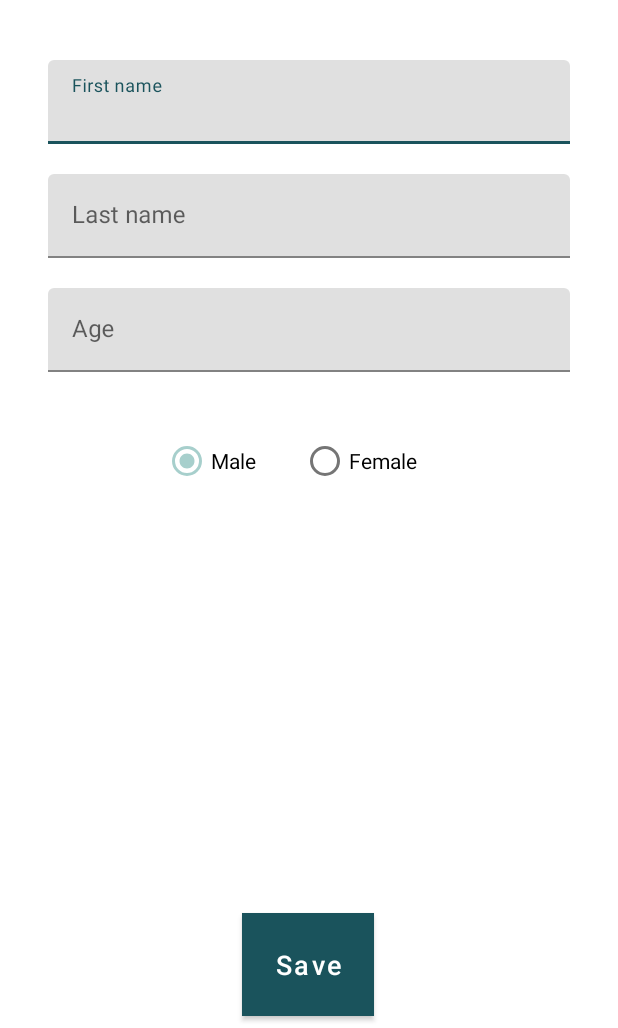
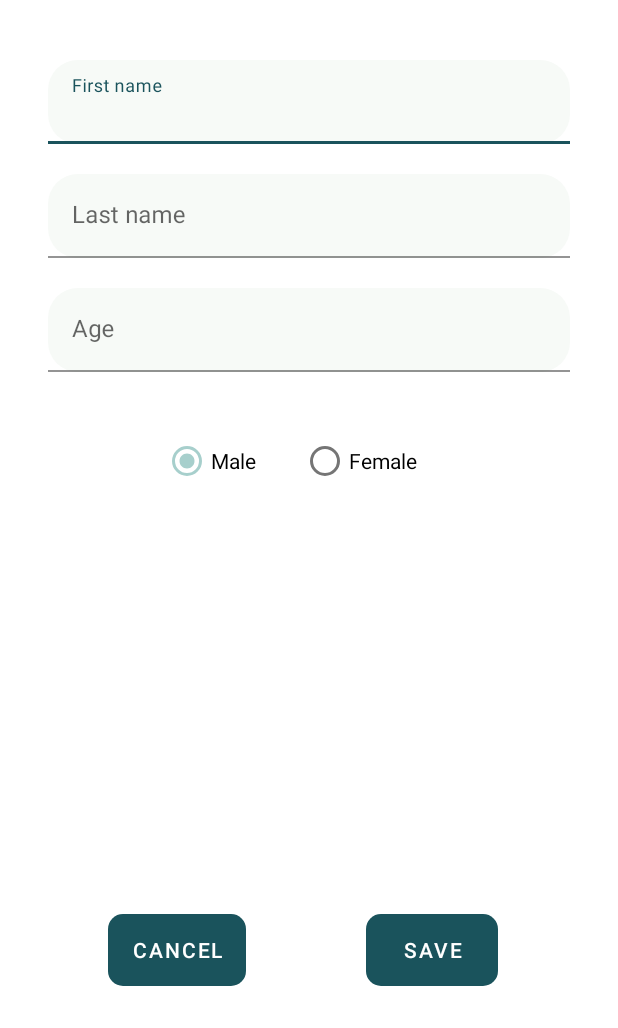
Before and after one commit to Queue2109/employeeAppAS, an Android app: the EditEmployeeActivity screen opened directly, with no data from a screen before it, on a phone screen of 412 x 824 dp, the part 208-1236 px from its top. Run offline under Robolectric (Android 15) with nearby library versions, the phone set to English and light mode, and no system bars.

Commit message:
Added new styles

```diff
--- /dev/null
+++ b/EmployeeApp/app/src/main/res/drawable/button_shape.xml
@@ -0,0 +1,5 @@
+<?xml version="1.0" encoding="utf-8"?>
+<shape xmlns:android="http://schemas.android.com/apk/res/android" >
+    <corners android:radius="10dp"/>
+    <padding android:left="10dp" android:top="10dp" android:right="10dp" android:bottom="10dp"/>
+</shape>
--- /dev/null
+++ b/EmployeeApp/app/src/main/res/drawable/input_box_style.xml
@@ -0,0 +1,6 @@
+<?xml version="1.0" encoding="utf-8"?>
+<shape xmlns:android="http://schemas.android.com/apk/res/android"    android:shape="rectangle">
+    <corners android:radius="20dp"/>
+    <solid android:color="@color/light_beige"/>
+    <padding android:left="10dp" android:top="10dp" android:right="10dp" android:bottom="10dp"/>
+</shape>
--- a/EmployeeApp/app/src/main/res/layout/activity_edit_employee.xml
+++ b/EmployeeApp/app/src/main/res/layout/activity_edit_employee.xml
@@ -36,6 +36,8 @@
             android:id="@+id/first_name_input"
             android:layout_width="match_parent"
             android:layout_height="wrap_content"
+            android:background="@drawable/input_box_style"
+            android:textColor="@color/dark_blue"
             android:hint="@string/first_name" />
     </com.google.android.material.textfield.TextInputLayout>
 
@@ -53,9 +55,11 @@
         app:layout_constraintEnd_toEndOf="parent">
 
         <com.google.android.material.textfield.TextInputEditText
+            android:background="@drawable/input_box_style"
             android:id="@+id/last_name_input"
             android:layout_width="match_parent"
             android:layout_height="wrap_content"
+            android:textColor="@color/dark_blue"
             android:hint="@string/last_name" />
     </com.google.android.material.textfield.TextInputLayout>
 
@@ -72,9 +76,11 @@
         app:layout_constraintTop_toBottomOf="@+id/textInputLayoutLastName">
 
         <com.google.android.material.textfield.TextInputEditText
+            android:background="@drawable/input_box_style"
             android:id="@+id/age_input"
             android:layout_width="match_parent"
             android:layout_height="wrap_content"
+            android:textColor="@color/dark_blue"
             android:hint="@string/age"
             android:inputType="number" />
     </com.google.android.material.textfield.TextInputLayout>
@@ -113,14 +119,25 @@
 
     <Button
         android:id="@+id/saveButton"
-        style="@style/CustomButtonStyle"
         android:layout_width="wrap_content"
         android:layout_height="wrap_content"
         android:layout_marginBottom="28dp"
+        android:background="@drawable/button_shape"
         android:text="@string/save"
         app:layout_constraintBottom_toBottomOf="parent"
         app:layout_constraintEnd_toEndOf="parent"
-        app:layout_constraintHorizontal_bias="0.498"
+        app:layout_constraintStart_toEndOf="@+id/button" />
+
+    <Button
+        android:id="@+id/button"
+        android:layout_width="wrap_content"
+        android:layout_height="wrap_content"
+        android:layout_marginStart="72dp"
+        android:layout_marginBottom="28dp"
+        android:backgroundTint="@android:color/white"
+        android:background="@drawable/button_shape"
+        android:text="@string/cancel"
+        app:layout_constraintBottom_toBottomOf="parent"
         app:layout_constraintStart_toStartOf="parent" />
 
 </androidx.constraintlayout.widget.ConstraintLayout>
--- a/EmployeeApp/app/src/main/res/layout/activity_main.xml
+++ b/EmployeeApp/app/src/main/res/layout/activity_main.xml
@@ -13,6 +13,7 @@
         android:layout_marginTop="84dp"
         android:text="@string/list_of_employees"
         android:textSize="30sp"
+
         app:layout_constraintEnd_toEndOf="parent"
         app:layout_constraintHorizontal_bias="0.498"
         app:layout_constraintStart_toStartOf="parent"
@@ -21,12 +22,13 @@
     <androidx.recyclerview.widget.RecyclerView
         android:id="@+id/employeeRecyclerView"
         android:layout_width="409dp"
-        android:layout_height="450dp"
+        android:layout_height="400dp"
+        android:layout_margin="40dp"
         app:layout_constraintBottom_toBottomOf="parent"
         app:layout_constraintEnd_toEndOf="parent"
         app:layout_constraintStart_toStartOf="parent"
         app:layout_constraintTop_toBottomOf="@+id/textView"
-        app:layout_constraintVertical_bias="0.433" />
+        app:layout_constraintVertical_bias="0.27" />
 
     <com.google.android.material.floatingactionbutton.FloatingActionButton
         android:id="@+id/addEmployeeButton"
--- a/EmployeeApp/app/src/main/res/values/strings.xml
+++ b/EmployeeApp/app/src/main/res/values/strings.xml
@@ -14,4 +14,5 @@
     <string name="legend">Legend: \n Blue: Men \n Pink: Women</string>
     <string name="averageAge">"Average age of employees: "</string>
     <string name="back">Back</string>
+    <string name="cancel">Cancel</string>
 </resources>
--- a/EmployeeApp/app/src/main/res/values/styles.xml
+++ b/EmployeeApp/app/src/main/res/values/styles.xml
@@ -1,9 +1,8 @@
 <?xml version="1.0" encoding="utf-8"?>
-<resources>
+<resources xmlns:android="http://schemas.android.com/apk/res/android">
     <style name="CustomButtonStyle" parent="Widget.MaterialComponents.Button">
         <item name="android:textSize">18sp</item>
         <item name="android:textColor">@color/white</item>
-        <item name="android:background">@color/dark_blue</item>
         <item name="android:paddingBottom">16dp</item>
         <item name="android:paddingTop">16dp</item>
         <item name="android:paddingStart">8dp</item>
```
Also changed, not shown: EmployeeApp/app/src/main/res/drawable/rounded_box.xml (added, +9 -0 lines), EmployeeApp/app/src/main/res/layout/employee_view.xml (+5 -9 lines).
